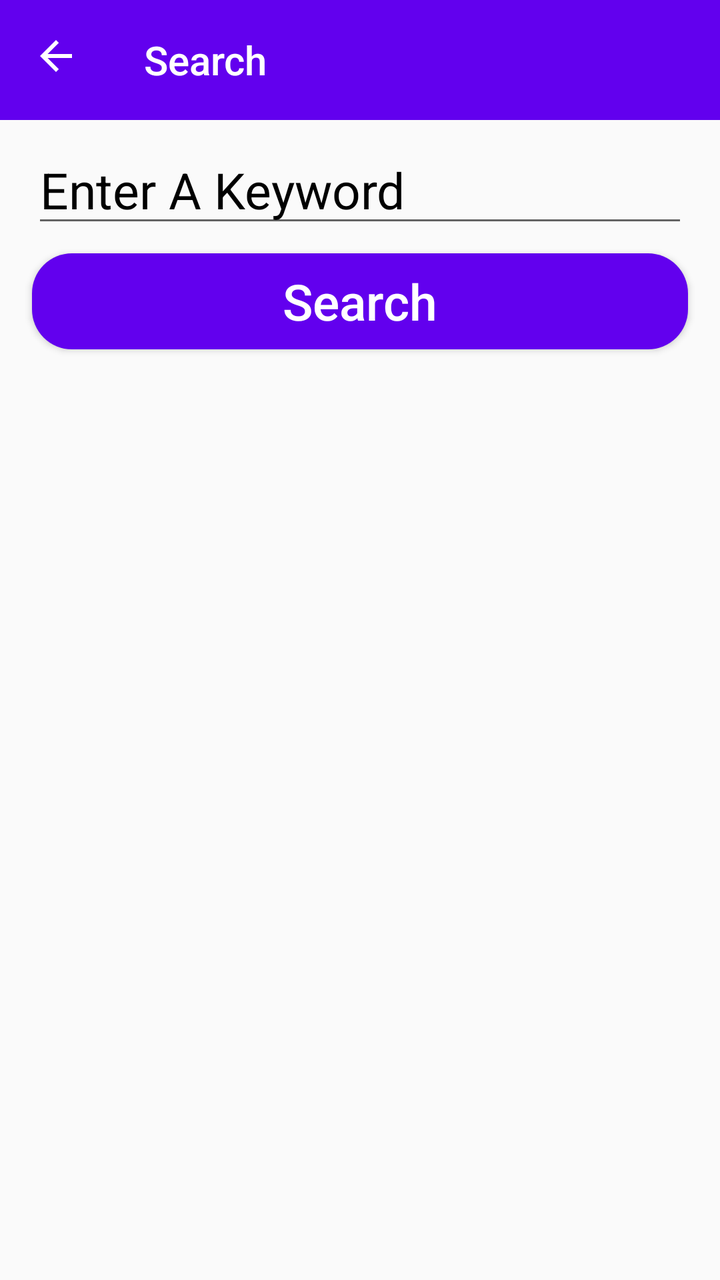
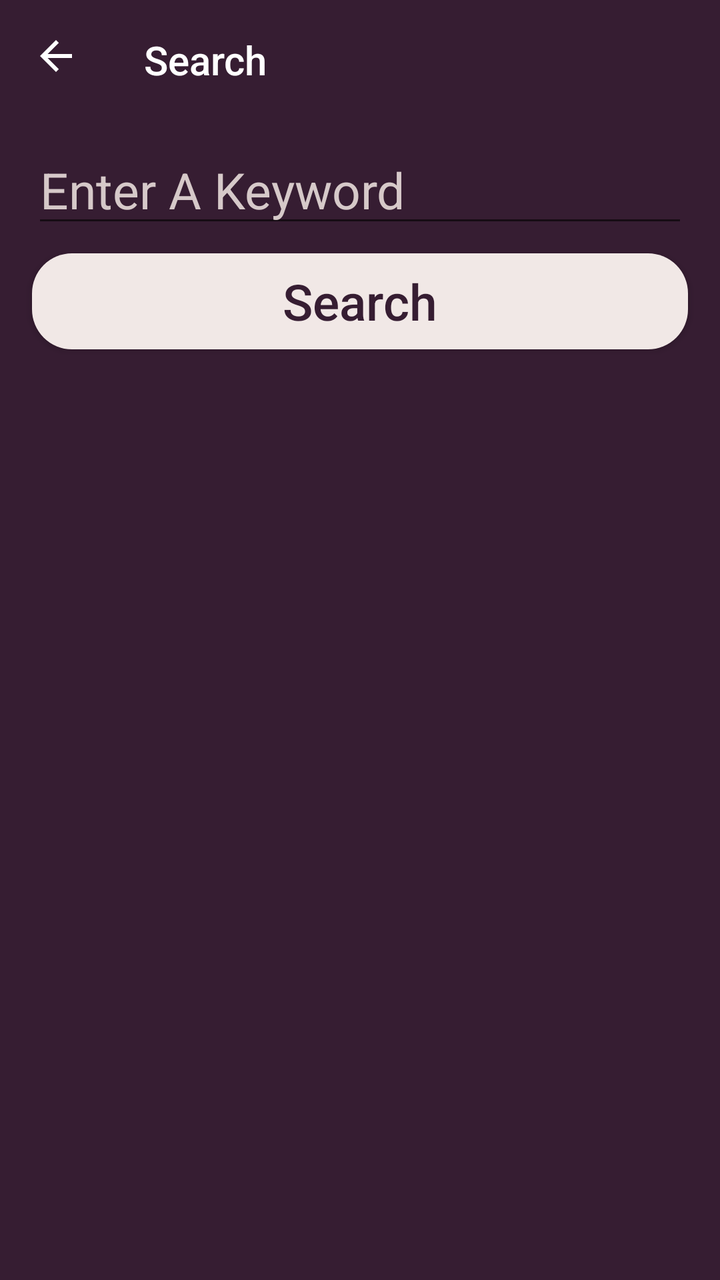

Screens rendered from an Android XML layout before and after an edit, with the pre-edit source and the edit as a unified diff.
<!-- AndroidManifest.xml: application theme AppTheme -->
<!-- res/layout/activity_search.xml -->
<?xml version="1.0" encoding="utf-8"?>
<androidx.constraintlayout.widget.ConstraintLayout xmlns:android="http://schemas.android.com/apk/res/android"
    xmlns:app="http://schemas.android.com/apk/res-auto"
    xmlns:tools="http://schemas.android.com/tools"
    android:layout_width="match_parent"
    android:layout_height="match_parent"
    tools:context=".SearchActivity">

    <com.google.android.material.appbar.MaterialToolbar
        android:id="@+id/toolbarSearch"
        android:layout_width="match_parent"
        android:layout_height="60dp"
        app:layout_constraintTop_toTopOf="parent"
        app:layout_constraintStart_toStartOf="parent"
        app:layout_constraintEnd_toEndOf="parent"
        app:title="Search"
        android:clickable="true"
        app:navigationIcon="@drawable/back_icon"
        app:titleTextColor="@android:color/white"
        android:background="@color/design_default_color_primary"
        android:focusable="true" />

    <EditText
        android:id="@+id/searchEditText"
        android:layout_width="match_parent"
        android:layout_height="wrap_content"
        android:layout_marginStart="16dp"
        android:layout_marginTop="8dp"
        android:layout_marginEnd="16dp"
        android:hint="Enter A Keyword"
        android:textColorHint="@android:color/black"
        android:textSize="25sp"
        app:layout_constraintEnd_toEndOf="parent"
        app:layout_constraintStart_toStartOf="parent"
        app:layout_constraintTop_toBottomOf="@id/toolbarSearch" />

    <Button
        android:id="@+id/searchButton"
        android:layout_width="match_parent"
        android:layout_height="wrap_content"
        android:layout_marginStart="16dp"
        android:layout_marginTop="8dp"
        android:layout_marginEnd="16dp"
        android:background="@drawable/custom_button"
        android:text="Search"
        android:textColor="@android:color/white"
        android:textAllCaps="false"
        android:textSize="25sp"
        app:layout_constraintEnd_toEndOf="parent"
        app:layout_constraintStart_toStartOf="parent"
        app:layout_constraintTop_toBottomOf="@id/searchEditText" />

    <androidx.recyclerview.widget.RecyclerView
        android:id="@+id/searchRecyclerView"
        android:layout_width="0dp"
        android:layout_height="0dp"
        android:layout_marginStart="8dp"
        android:layout_marginTop="8dp"
        android:layout_marginEnd="8dp"
        android:layout_marginBottom="8dp"
        app:layoutManager="androidx.recyclerview.widget.LinearLayoutManager"
        android:orientation="vertical"
        app:layout_constraintBottom_toBottomOf="parent"
        app:layout_constraintEnd_toEndOf="parent"
        app:layout_constraintStart_toStartOf="parent"
        app:layout_constraintTop_toBottomOf="@+id/searchButton" />

    <ProgressBar
        android:id="@+id/searchProgressBar"
        style="?android:attr/progressBarStyle"
        android:layout_width="wrap_content"
        android:layout_height="wrap_content"
        android:visibility="invisible"
        app:layout_constraintBottom_toBottomOf="@+id/searchRecyclerView"
        app:layout_constraintEnd_toEndOf="@id/searchRecyclerView"
        app:layout_constraintStart_toStartOf="@+id/searchRecyclerView"
        app:layout_constraintTop_toBottomOf="@+id/searchButton" />

</androidx.constraintlayout.widget.ConstraintLayout>
<!-- resources referenced by this layout -->
<resources>
  <!-- drawable back_icon (drawable) -->
  <vector android:height="24dp" android:tint="#FFFFFF"
      android:viewportHeight="24" android:viewportWidth="24"
      android:width="24dp" xmlns:android="http://schemas.android.com/apk/res/android">
      <path android:fillColor="@android:color/white" android:pathData="M20,11H7.83l5.59,-5.59L12,4l-8,8 8,8 1.41,-1.41L7.83,13H20v-2z"/>
  </vector>
  <!-- drawable custom_button (drawable) -->
  <?xml version="1.0" encoding="utf-8"?>
  <shape android:shape="rectangle" xmlns:android="http://schemas.android.com/apk/res/android">
  <solid android:color="@color/colorPrimary"/>
      <corners android:radius="20dp"/>
  </shape>
  <style name="AppTheme" parent="Theme.AppCompat.Light.NoActionBar">
          
          <item name="colorPrimary">#6200EE</item>
          <item name="colorPrimaryDark">#3700B3</item>
          <item name="colorAccent">@color/colorAccent</item>
      </style>
  <color name="colorPrimary">#6200EE</color>
  <color name="colorAccent">#03DAC5</color>
</resources>

<!-- the commit's change to res/layout/activity_search.xml (unified diff, before → after) -->
@@ -4,6 +4,7 @@
     xmlns:tools="http://schemas.android.com/tools"
     android:layout_width="match_parent"
     android:layout_height="match_parent"
+    android:background="@color/lightBgColor"
     tools:context=".SearchActivity">
 
     <com.google.android.material.appbar.MaterialToolbar
@@ -17,7 +18,7 @@
         android:clickable="true"
         app:navigationIcon="@drawable/back_icon"
         app:titleTextColor="@android:color/white"
-        android:background="@color/design_default_color_primary"
+        android:background="@color/colorPrimary"
         android:focusable="true" />
 
     <EditText
@@ -28,7 +29,8 @@
         android:layout_marginTop="8dp"
         android:layout_marginEnd="16dp"
         android:hint="Enter A Keyword"
-        android:textColorHint="@android:color/black"
+        android:textColor="@color/textColorDark"
+        android:textColorHint="#D6C9C9"
         android:textSize="25sp"
         app:layout_constraintEnd_toEndOf="parent"
         app:layout_constraintStart_toStartOf="parent"
@@ -43,7 +45,7 @@
         android:layout_marginEnd="16dp"
         android:background="@drawable/custom_button"
         android:text="Search"
-        android:textColor="@android:color/white"
+        android:textColor="@color/lightBgColor"
         android:textAllCaps="false"
         android:textSize="25sp"
         app:layout_constraintEnd_toEndOf="parent"
@@ -54,12 +56,10 @@
         android:id="@+id/searchRecyclerView"
         android:layout_width="0dp"
         android:layout_height="0dp"
-        android:layout_marginStart="8dp"
         android:layout_marginTop="8dp"
-        android:layout_marginEnd="8dp"
         android:layout_marginBottom="8dp"
+        android:orientation="vertical"
         app:layoutManager="androidx.recyclerview.widget.LinearLayoutManager"
-        android:orientation="vertical"
         app:layout_constraintBottom_toBottomOf="parent"
         app:layout_constraintEnd_toEndOf="parent"
         app:layout_constraintStart_toStartOf="parent"
<!-- resource entries referenced after the edit -->
@@ -9,16 +9,18 @@
   <!-- drawable custom_button (drawable) -->
   <?xml version="1.0" encoding="utf-8"?>
   <shape android:shape="rectangle" xmlns:android="http://schemas.android.com/apk/res/android">
-  <solid android:color="@color/colorPrimary"/>
+  <solid android:color="@color/textColorDark"/>
       <corners android:radius="20dp"/>
   </shape>
   <style name="AppTheme" parent="Theme.AppCompat.Light.NoActionBar">
           
-          <item name="colorPrimary">#6200EE</item>
-          <item name="colorPrimaryDark">#3700B3</item>
+          <item name="colorPrimary">@color/colorPrimary</item>
+          <item name="colorPrimaryDark">@color/colorPrimary</item>
           <item name="colorAccent">@color/colorAccent</item>
       </style>
-  <color name="colorPrimary">#6200EE</color>
+  <color name="colorPrimary">#361d32</color>
+  <color name="lightBgColor">#361d32</color>
+  <color name="textColorDark">#f1e8e6</color>
   <color name="colorAccent">#03DAC5</color>
 </resources>
 
